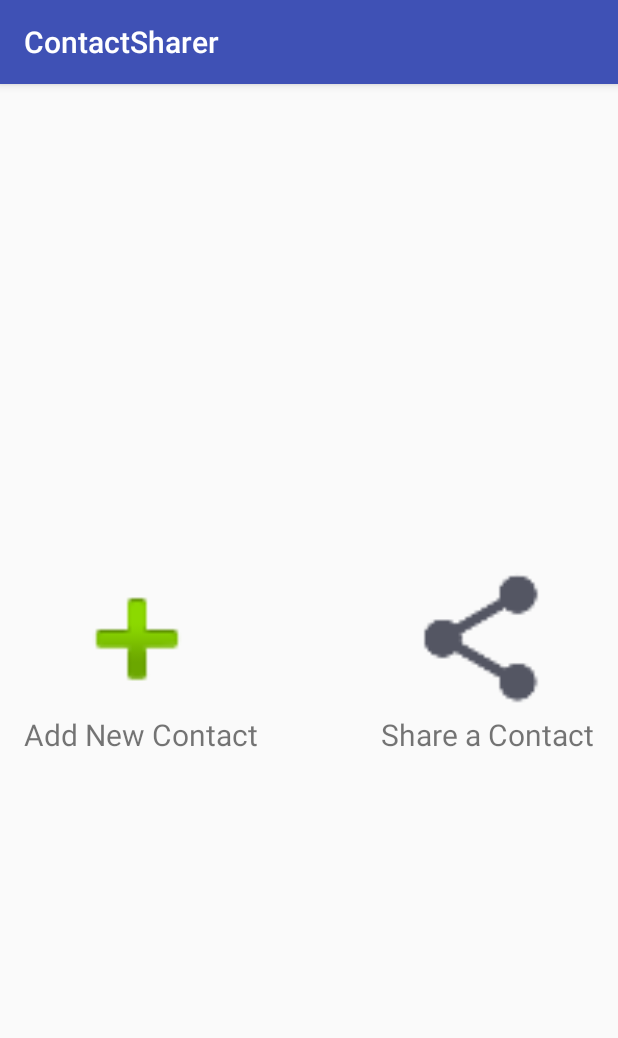
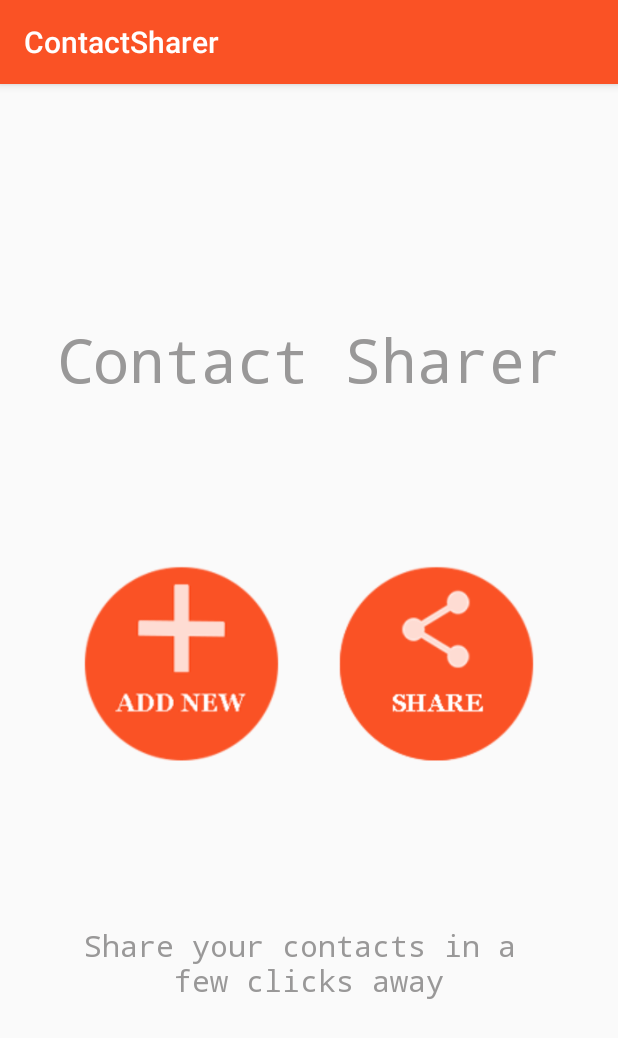
Before and after one commit to shangeethsivan/CShare, an Android app: the screen it shows after launch (Home), on a phone screen of 412 x 824 dp. Shown: the top 1038 px of the screen. Run offline under Robolectric (Android 15) with nearby library versions, the phone set to English and light mode, and no system bars.

Commit message:
Home Design

```diff
--- a/app/src/main/java/com/shrappz/contactsharer/Add.java
+++ b/app/src/main/java/com/shrappz/contactsharer/Add.java
@@ -5,7 +5,6 @@ import android.os.Bundle;
 import android.support.v7.app.AppCompatActivity;
 import android.widget.EditText;
 import android.widget.TextView;
-import android.widget.Toast;
 
 public class Add extends AppCompatActivity {
     EditText name;
@@ -24,13 +23,13 @@ public class Add extends AppCompatActivity {
         super.onActivityResult(requestCode, resultCode, data);
         if (requestCode == 0) {
             if (resultCode == RESULT_OK) {
-
                 name.setText(data.getStringExtra("name"));
                 number.setText(data.getStringExtra("number"));
             }
             if (resultCode == RESULT_CANCELED) {
                 //handle cancel
-                Toast.makeText(this, "Error Occoured Please Try Again", Toast.LENGTH_SHORT).show();
+                finish();
+                //Toast.makeText(this, "Error Occoured Please Try Again", Toast.LENGTH_SHORT).show();
             }
         }
     }
--- a/app/src/main/java/com/shrappz/contactsharer/Global.java
+++ b/app/src/main/java/com/shrappz/contactsharer/Global.java
@@ -5,6 +5,30 @@ package com.shrappz.contactsharer;
  */
 
 public class Global {
+/*
+    // this is method call from on create and return bitmap image of QRCode.
+    static Bitmap encodeAsBitmap(String str) throws WriterException {
+        BitMatrix result;
+        try {
+            result = new MultiFormatWriter().encode(str,
+                    BarcodeFormat.QR_CODE, WIDTH, WIDTH, null);
+        } catch (IllegalArgumentException iae) {
+            // Unsupported format
+            return null;
+        }
+        int w = result.getWidth();
+        int h = result.getHeight();
+        int[] pixels = new int[w * h];
+        for (int y = 0; y < h; y++) {
+            int offset = y * w;
+            for (int x = 0; x < w; x++) {
+                pixels[offset + x] = result.get(x, y) ? getResources().getColor(R.color.black) : getResources().getColor(R.color.white);
+            }
+        }
+        Bitmap bitmap = Bitmap.createBitmap(w, h, Bitmap.Config.ARGB_8888);
+        bitmap.setPixels(pixels, 0, 500, 0, 0, w, h);
+        return bitmap;
+    } /// end of this method*/
 
 
 }
--- a/app/src/main/java/com/shrappz/contactsharer/Send.java
+++ b/app/src/main/java/com/shrappz/contactsharer/Send.java
@@ -37,6 +37,7 @@ public class Send extends AppCompatActivity implements AdapterView.OnItemClickLi
     private ArrayList<Item> items;
     private ImageView qrCodeImageview;
     public final static int WIDTH = 500;
+    public final static int HEIGHT = 500;
     Dialog dialog;
     private ContactLoadAdapter adapter;
     String header_info = "BEGIN:VCARD"; //N: is the prefix for MECARD Name
@@ -167,11 +168,11 @@ public class Send extends AppCompatActivity implements AdapterView.OnItemClickLi
     }
 
     // this is method call from on create and return bitmap image of QRCode.
-    Bitmap encodeAsBitmap(String str) throws WriterException {
+   Bitmap encodeAsBitmap(String str) throws WriterException {
         BitMatrix result;
         try {
             result = new MultiFormatWriter().encode(str,
-                    BarcodeFormat.QR_CODE, WIDTH, WIDTH, null);
+                    BarcodeFormat.QR_CODE, WIDTH, HEIGHT, null);
         } catch (IllegalArgumentException iae) {
             // Unsupported format
             return null;
--- a/app/src/main/res/layout/activity_home.xml
+++ b/app/src/main/res/layout/activity_home.xml
@@ -1,47 +1,53 @@
 <?xml version="1.0" encoding="utf-8"?>
-<RelativeLayout xmlns:android="http://schemas.android.com/apk/res/android"
+<LinearLayout xmlns:android="http://schemas.android.com/apk/res/android"
     xmlns:app="http://schemas.android.com/apk/res-auto"
     xmlns:tools="http://schemas.android.com/tools"
     android:id="@+id/activity_home"
     android:layout_width="match_parent"
     android:layout_height="match_parent"
     android:gravity="center"
-    android:orientation="horizontal"
+    android:orientation="vertical"
     android:paddingBottom="@dimen/activity_vertical_margin"
     android:paddingLeft="@dimen/activity_horizontal_margin"
     android:paddingRight="@dimen/activity_horizontal_margin"
     android:paddingTop="@dimen/activity_vertical_margin"
     tools:context="com.shrappz.contactsharer.Home">
-
+    <TextView
+        android:layout_width="match_parent"
+        android:layout_height="wrap_content"
+        android:text="Contact Sharer"
+        android:textSize="40sp"
+        android:fontFamily="monospace"
+        android:textColor="@color/textColor"
+        android:layout_marginBottom="100dp"
+        android:gravity="center"/>
+<LinearLayout
+    android:layout_width="match_parent"
+    android:layout_height="wrap_content"
+    android:orientation="horizontal"
+    android:gravity="center">
     <ImageView
         android:id="@+id/add"
-        android:layout_width="100dp"
-        android:layout_height="100dp"
-        android:layout_alignParentStart="true"
-        android:layout_marginStart="25dp"
-        app:srcCompat="@android:drawable/ic_input_add" />
+        android:layout_width="150dp"
+        android:layout_height="150dp"
+        app:srcCompat="@drawable/add" />
 
     <ImageView
         android:id="@+id/share"
-        android:layout_width="100dp"
-        android:layout_height="100dp"
-        android:layout_alignParentEnd="true"
-        android:layout_marginEnd="25dp"
-        app:srcCompat="@drawable/ic_share" />
+        android:layout_width="150dp"
+        android:layout_marginLeft="20dp"
+        android:layout_height="150dp"
+        app:srcCompat="@drawable/share" />
+</LinearLayout>
 
     <TextView
-        android:layout_width="wrap_content"
+        android:layout_width="match_parent"
         android:layout_height="wrap_content"
-        android:layout_alignParentStart="true"
-        android:layout_below="@+id/add"
-        android:text="Add New Contact"
-        android:textSize="20dp" />
+        android:textSize="20sp"
+        android:textColor="@color/textColor"
+        android:text="Share your contacts in a \nfew clicks away"
+        android:layout_marginTop="100dp"
+        android:fontFamily="monospace"
+        android:gravity="center"/>
 
-    <TextView
-        android:layout_width="wrap_content"
-        android:layout_height="wrap_content"
-        android:layout_alignParentEnd="true"
-        android:layout_below="@+id/share"
-        android:text="Share a Contact"
-        android:textSize="20dp" />
-</RelativeLayout>
+</LinearLayout>
--- a/app/src/main/res/values/colors.xml
+++ b/app/src/main/res/values/colors.xml
@@ -1,8 +1,9 @@
 <?xml version="1.0" encoding="utf-8"?>
 <resources>
-    <color name="colorPrimary">#3F51B5</color>
-    <color name="colorPrimaryDark">#303F9F</color>
+    <color name="colorPrimary">#fa5225</color>
+    <color name="colorPrimaryDark">#dc532f</color>
     <color name="colorAccent">#FF4081</color>
     <color name="white">#fff</color>
     <color name="black">#000</color>
+    <color name="textColor">#999898</color>
 </resources>
```
Also changed, not shown: app/src/main/assets/georgia.ttf (added), app/src/main/assets/georgiab.ttf (added), app/src/main/assets/georgiai.ttf (added), app/src/main/assets/georgiaz.ttf (added), app/src/main/res/drawable/add.png (added), app/src/main/res/drawable/share.png (added).
